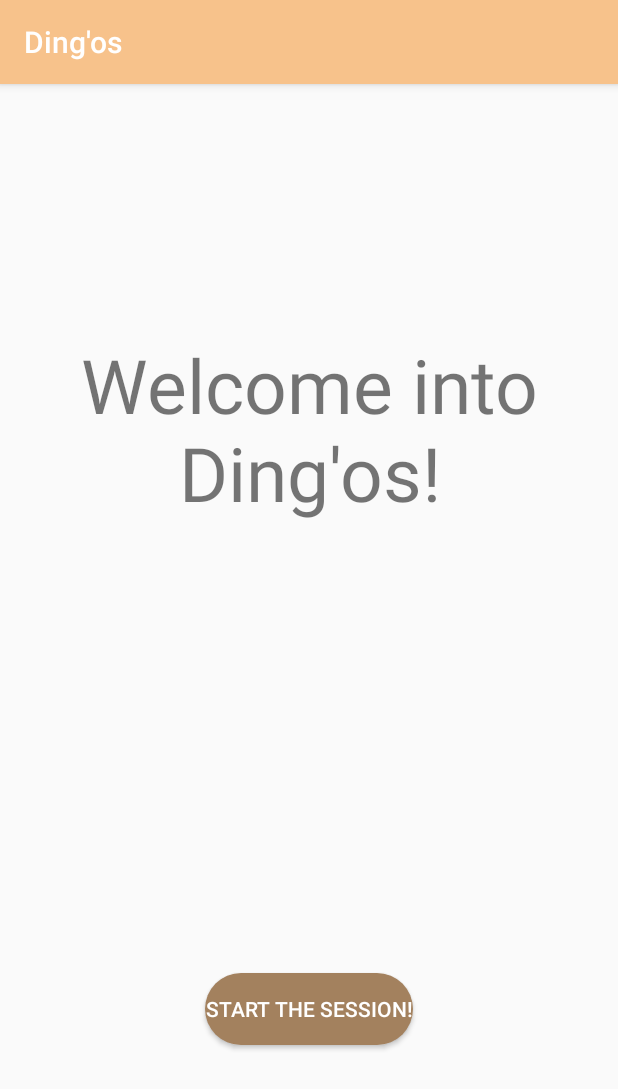
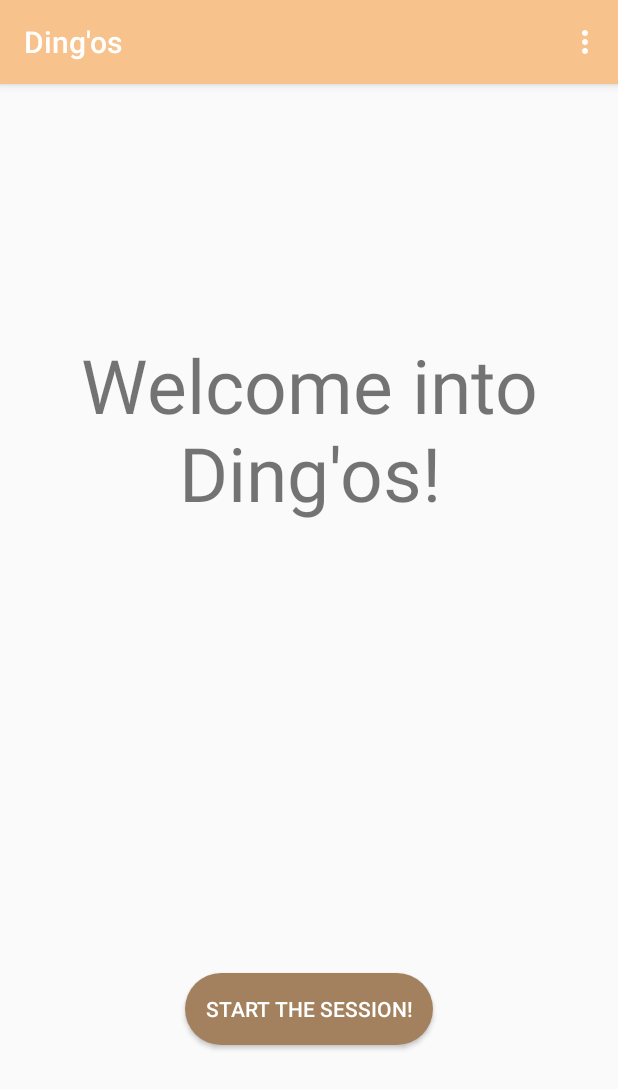
Before and after one commit to lubenard/archeo, an Android app: the screen it shows after launch (MainActivity), on a phone screen of 412 x 824 dp. Shown: the top 1089 px of the screen. Run offline under Robolectric (Android 15) with nearby library versions, the phone set to English and light mode, and no system bars.

Commit message:
Added splashscreen + back button for about

```diff
--- a/app/src/main/java/com/lubenard/dingos/LandingPageFragment.java
+++ b/app/src/main/java/com/lubenard/dingos/LandingFragment.java
@@ -26,7 +26,7 @@ import androidx.fragment.app.FragmentTransaction;
 import static android.app.Activity.RESULT_CANCELED;
 import static android.app.Activity.RESULT_OK;
 
-public class LandingPageFragment extends Fragment {
+public class LandingFragment extends Fragment {
 
     private BluetoothAdapter mBluetoothAdapter = BluetoothAdapter.getDefaultAdapter();
     private ReceiveBtDatas bluetoothDataReceiver;
@@ -122,6 +122,7 @@ public class LandingPageFragment extends Fragment {
     public View onCreateView(LayoutInflater inflater, ViewGroup container,
                              Bundle savedInstanceState) {
         super.onCreate(savedInstanceState);
+        setHasOptionsMenu(true);
         return inflater.inflate(R.layout.landing_fragment, container, false);
     }
 
@@ -136,7 +137,7 @@ public class LandingPageFragment extends Fragment {
         FragmentManager fragmentManager = getFragmentManager();
         FragmentTransaction fragmentTransaction = fragmentManager.beginTransaction();
         AboutFragment fragment = new AboutFragment();
-        fragmentTransaction.replace(android.R.id.content, fragment);
+        fragmentTransaction.replace(android.R.id.content, fragment).addToBackStack(null);
         fragmentTransaction.commit();
 
         return super.onOptionsItemSelected(item);
--- a/app/src/main/java/com/lubenard/dingos/MainActivity.java
+++ b/app/src/main/java/com/lubenard/dingos/MainActivity.java
@@ -1,40 +1,48 @@
 package com.lubenard.dingos;
 
-import androidx.annotation.NonNull;
-import androidx.appcompat.app.AlertDialog;
 import androidx.appcompat.app.AppCompatActivity;
 import androidx.fragment.app.FragmentManager;
 import androidx.fragment.app.FragmentTransaction;
 
-import android.bluetooth.BluetoothAdapter;
-import android.content.Context;
-import android.content.DialogInterface;
-import android.content.Intent;
-import android.content.SharedPreferences;
 import android.os.Bundle;
+import android.os.Handler;
 import android.util.Log;
-import android.view.Menu;
-import android.view.MenuInflater;
-import android.view.MenuItem;
-import android.view.View;
-import android.widget.Button;
-import android.widget.TextView;
-import android.widget.Toast;
 
 import static android.view.View.GONE;
 
 public class MainActivity extends AppCompatActivity {
 
+    @Override
+    public void onBackPressed() {
 
+        int count = getSupportFragmentManager().getBackStackEntryCount();
+
+        Log.d("BACKBUTTON", "I am pressing back button, count is " + count);
+        if (count == 0) {
+            super.onBackPressed();
+            finish();
+        } else {
+            getSupportFragmentManager().popBackStack();
+        }
+    }
 
     @Override
     protected void onCreate(Bundle savedInstanceState) {
         super.onCreate(savedInstanceState);
+        setContentView(R.layout.splashscreen_activity);
 
-        FragmentManager fragmentManager = getSupportFragmentManager();
-        FragmentTransaction fragmentTransaction = fragmentManager.beginTransaction();
-        LandingPageFragment fragment = new LandingPageFragment();
-        fragmentTransaction.replace(android.R.id.content, fragment);
-        fragmentTransaction.commit();
+        Handler handler = new Handler();
+        handler.postDelayed(new Runnable() {
+            @Override
+            public void run() {
+                findViewById(R.id.splashscreenImageView).setVisibility(GONE);
+
+                FragmentManager fragmentManager = getSupportFragmentManager();
+                FragmentTransaction fragmentTransaction = fragmentManager.beginTransaction();
+                LandingFragment fragment = new LandingFragment();
+                fragmentTransaction.replace(android.R.id.content, fragment);
+                fragmentTransaction.commit();
+            }
+        }, 2000);
     }
 }
--- a/app/src/main/res/layout/landing_fragment.xml
+++ b/app/src/main/res/layout/landing_fragment.xml
@@ -24,5 +24,7 @@
 		android:textColor="@android:color/white"
 		android:background="@drawable/start_button"
 		android:layout_marginTop="300dp"
+		android:paddingLeft="13dp"
+		android:paddingRight="13dp"
 		android:text="@string/landing_start_session" />
 </LinearLayout>
--- a/app/src/main/res/layout/splash_screen_fragment.xml
+++ b/app/src/main/res/layout/splashscreen_activity.xml
@@ -4,13 +4,12 @@
 	xmlns:app="http://schemas.android.com/apk/res-auto"
 	android:layout_width="match_parent"
 	android:layout_height="match_parent"
-	android:orientation="vertical"
-	android:background="#f7c18a">
+	android:orientation="vertical">
 
 	<ImageView
-		android:id="@+id/imageView"
+		android:id="@+id/splashscreenImageView"
 		android:layout_width="match_parent"
-		android:layout_height="match_parent"
+		android:layout_height="0dp"
 		android:layout_weight="1"
-		app:srcCompat="@android:drawable/ic_menu_gallery" />
+		app:srcCompat="@drawable/ic_launcher_playstore" />
 </LinearLayout>
--- a/app/src/main/res/values/strings.xml
+++ b/app/src/main/res/values/strings.xml
@@ -15,7 +15,8 @@
     <string name="menu_about">About</string>
     <string name="menu_browse_videos">Browse videos</string>
 
-    <string name="license_github_link">You can find the whole source code of this app here: https://github.com/lubenard/archeo</string>
+    <string name="license_github_link_text">You can find the whole source code of this app here:</string>
+    <string name="license_github_link_link" translatable="false">https://github.com/lubenard/archeo</string>
     <string name="license_main_license">This app is under GPLv3 Licence.</string>
 
     <string name="bluetooth_list_icon">Bluetooth Icon</string>
```
Also changed, not shown: app/src/main/res/layout/about_fragment.xml (+9 -1 lines), app/src/main/res/drawable-xxxhdpi/ic_launcher_playstore.png (added), 1 other file.
